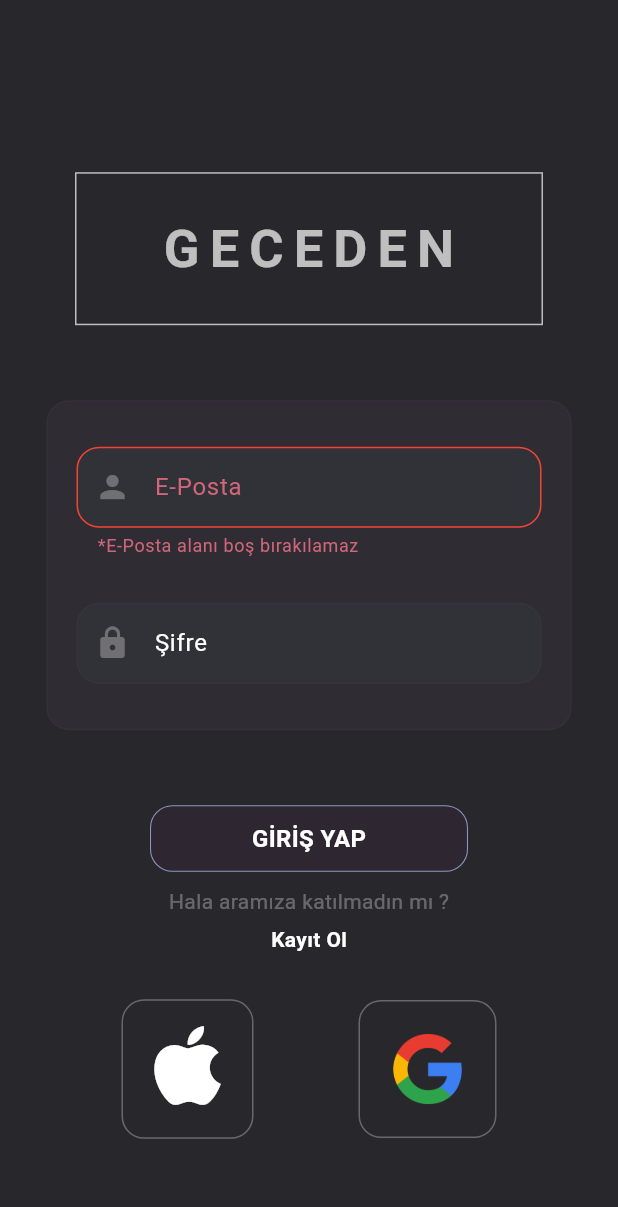
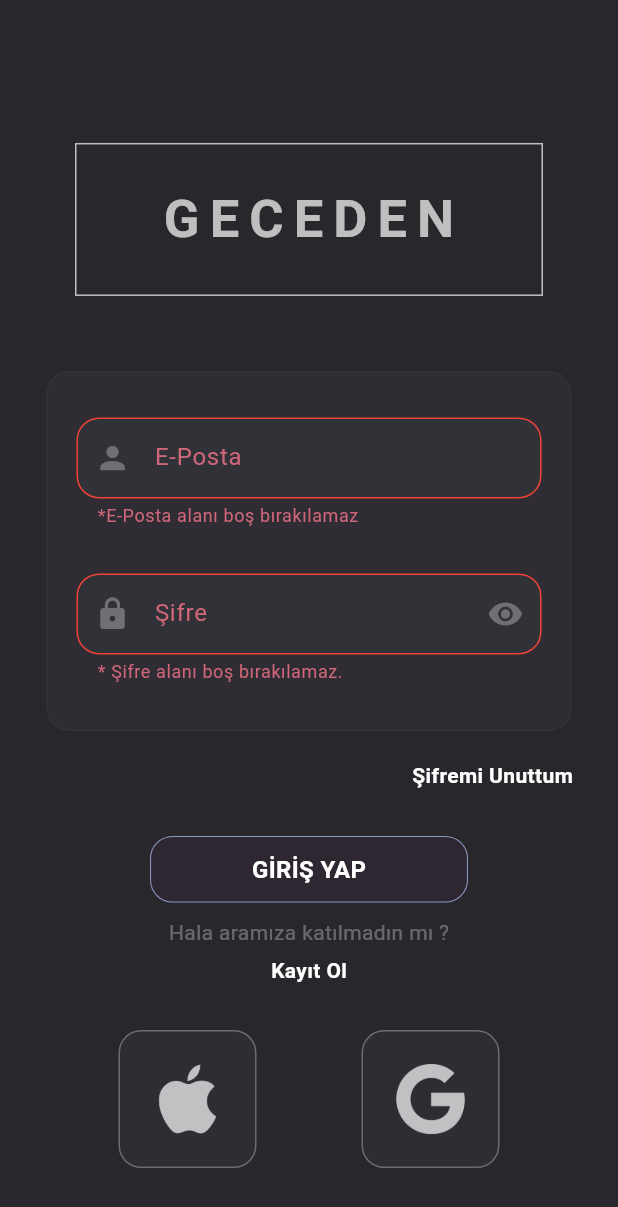
Before and after one commit to furkancaliskan1/geceden_app, a Flutter app: the screen it shows after launch, after a tap on "GİRİŞ YAP", on a phone screen of 412 x 824 dp. Shown: the top 1207 px of the screen. Run offline on Flutter 3.47's test engine with Material 3 defaults, Android fonts, the phone set to English and light mode, and no system bars; Roboto replaces fonts that are missing (Staatliches).

Commit message:
login page finish

```diff
--- a/geceden_app/geceden_app/lib/pages/login_page.dart
+++ b/geceden_app/geceden_app/lib/pages/login_page.dart
@@ -24,7 +24,6 @@ class _LoginPageState extends State <LoginPage> {
     if (_formKey.currentState?.validate() ?? false) {
       // validate işlemi başarılıysa yani form düzgün bir şekilde doldurulduysa
       _formKey.currentState?.save();
-
       // database bağlantı ve veri eşleşmesi var mı yok mu kontrolü. _eMailController = E mail bilgisini , _passwdController = Şifre bilgisini tutuyor.
       // eğer database bağlantısında bir problem yoksa ve eşleşme varsa login yapabilsin.
       // diğer durumlarda Hata mesajı döndürülsün
@@ -66,7 +65,17 @@ class _LoginPageState extends State <LoginPage> {
                   ),
                 ),
                 //butonlar
-                const SizedBox(height: 50),
+                const SizedBox(height: 20),
+                Row(
+                  mainAxisAlignment: MainAxisAlignment.end,
+                  children: [
+                    Padding(
+                      padding: const EdgeInsets.only(right: 30),
+                      child: StringButtonStyle(text: 'Şifremi Unuttum', onTap: (){}),
+                      )
+                  ],
+                ),
+                const SizedBox(height: 30),
                 GecedenButtonStyle(
                   onTap: signUserIn,
                   paddingAll: 10,
@@ -75,57 +84,19 @@ class _LoginPageState extends State <LoginPage> {
                   borderColor: GecedenColors.buttonBlueBorderColor,
                 ),
                 const SizedBox(height: 10),
-
                 Text(
                  'Hala aramıza katılmadın mı ?',
                   style: TextStyle(color: GecedenColors.iconColor),
                 ),
                 const SizedBox(height: 5),
-                Text(
-                  'Kayıt Ol',
-                  style : GecedenTextStyles.registerText,
-                  ),
+                StringButtonStyle(text: 'Kayıt Ol', onTap: () { /* register page yönlendirilir. */}),
                 const SizedBox(height: 30),
-                // Çizgi eklenebilr.
                 Row(
                   mainAxisAlignment: MainAxisAlignment.center,
                   children : [
-                    Container(
-                    decoration: BoxDecoration(
-                      border: Border.all(
-                        color: GecedenColors.iconColor,
-                        width: 1.0
-                      ),
-                      borderRadius: BorderRadius.circular(15),
-                    ),
-                      child : Padding(
-                        padding: const EdgeInsets.only(bottom: 5),
-                        child : IconButton(
-                          onPressed: () {
-
-                          },
-                          icon:const Icon(Icons.apple, color: Colors.white, size: 70),
-                        )
-                      ),
-                    ),
+                    ImageButtonStyle(path: 'lib/images/apple.png', onTap: (){}),
                     const SizedBox(width: 70),
-                    Container(
-                      decoration: BoxDecoration(
-                        border: Border.all(
-                          color: GecedenColors.iconColor,
-                          width: 1.0
-                       ),
-                        borderRadius: BorderRadius.circular(15),
-                      ),
-                      child: Padding(
-                        padding: const EdgeInsets.all(20),
-                        child: Image.asset(
-                        "lib/images/google.png",
-                        width: 50,
-                        height: 50,
-                        ),
-                      )
-                    )
+                    ImageButtonStyle(path: 'lib/images/google.png', onTap: (){})
                   ]
                 ),
               ],
--- a/geceden_app/geceden_app/lib/views/buttons.dart
+++ b/geceden_app/geceden_app/lib/views/buttons.dart
@@ -49,3 +49,76 @@ class _GecedenButtonStyleState extends State<GecedenButtonStyle> {
     );
   }
 }
+
+class StringButtonStyle extends StatefulWidget {
+
+  final String text;
+  final Function() onTap;
+
+  const StringButtonStyle({
+    super.key,
+    required this.text,
+    required this.onTap,
+  });
+
+  @override
+  State <StringButtonStyle> createState() => _StringButtonStyleState();
+}
+
+class _StringButtonStyleState extends State <StringButtonStyle> {
+
+  @override
+  Widget build(BuildContext context) {
+    return GestureDetector(
+      onTap: widget.onTap,
+      child: Text(
+        widget.text,
+        style: GecedenTextStyles.registerText,
+      ),
+    );
+  }
+}
+
+class ImageButtonStyle extends StatefulWidget {
+
+  final Function() onTap;
+  final String path;
+
+  const ImageButtonStyle({
+    super.key,
+    required this.path,
+    required this.onTap,
+  });
+
+  @override
+  State <ImageButtonStyle> createState() => _ImageButtonStyleState();
+}
+
+class _ImageButtonStyleState extends State <ImageButtonStyle> {
+
+  @override
+  Widget build(BuildContext context) {
+    return GestureDetector(
+      onTap: widget.onTap,
+      child: Container(
+        decoration: BoxDecoration(
+          color: GecedenColors.formFieldBackGroundColor,
+          border: Border.all(
+            color: GecedenColors.iconColor,
+            width: 1.0
+            ),
+          borderRadius: BorderRadius.circular(15),
+        ),
+      child: Padding(
+        padding: const EdgeInsets.all(20),
+        child: Image.asset(
+          widget.path,
+          width: 50,
+          height: 50,
+          color: GecedenColors.buttonGreyBorderColor,
+          ),
+        )
+      ),
+    );
+  }
+}
--- a/geceden_app/geceden_app/lib/views/form_fields.dart
+++ b/geceden_app/geceden_app/lib/views/form_fields.dart
@@ -96,19 +96,58 @@ class PasswdField extends StatefulWidget {
 
 class _PasswdFieldState extends State <PasswdField> {
 
+  bool obscureValue = true;
+
+  String? validatePassword(String? value)
+  {
+    String errorMessage = '';
+
+    if (value == null || value.isEmpty) {
+      return '* Şifre alanı boş bırakılamaz.';
+    }
+    if (!widget.isSignUp) {
+      if (value.length < 6) {
+        errorMessage += '* Şifrenin uzunluğu 6 karakter veya daha uzun olmalı.\n';
+      }
+      if (!value.contains(RegExp(r'[A-Z]'))) {
+        errorMessage += '* Şifreniz en az bir büyük karakter içermeli.\n';
+      }
+      if (!value.contains(RegExp(r'[a-z]'))) {
+        errorMessage += '* Şifreniz en az bir küçük karakter içermeli.\n';
+      }
+      if (!value.contains(RegExp(r'[0-9]'))) {
+        errorMessage += '* Şifreniz en az bir rakam içermeli.\n';
+      }
+      if (!value.contains(RegExp(r'[!@#%^&*(),.?":{}|<>]'))) {
+        errorMessage += '* Şifreniz en az bir özel karakter içermeli.\n';
+      }
+      return errorMessage;
+    }
+    return null;
+  }
+
   @override
   Widget build(BuildContext context) {
     return SizedBox(
       width: 310,
       child: TextFormField(
+        obscureText: obscureValue,
+        validator: validatePassword,
         controller: widget.passwdController,
         autocorrect: false,
-        obscureText: true,
         maxLines: 1,
         minLines: 1,
         decoration: InputDecoration(
           labelText: 'Şifre',
           prefixIcon: Icon(Icons.lock ,color: GecedenColors.iconColor),
+          suffixIcon: IconButton(
+            onPressed: () {
+              setState(() {
+                obscureValue = !obscureValue;
+              });
+            },
+            icon: Icon(Icons.visibility, color: GecedenColors.iconColor),
+            ),
           filled: true,
           fillColor: GecedenColors.textFieldBackgroundColor,
           contentPadding: const EdgeInsets.only(left: 10, right: 10, top: 15,bottom: 15),
--- a/geceden_app/geceden_app/pubspec.yaml
+++ b/geceden_app/geceden_app/pubspec.yaml
@@ -35,7 +35,6 @@ dependencies:
   # The following adds the Cupertino Icons font to your application.
   # Use with the CupertinoIcons class for iOS style icons.
   cupertino_icons: ^1.0.6
-  sign_in_with_apple: ^6.0.0
 
 dev_dependencies:
   flutter_test:
```
Also changed, not shown: geceden_app/geceden_app/lib/images/apple.png (added), geceden_app/geceden_app/pubspec.lock, 1 other file.
